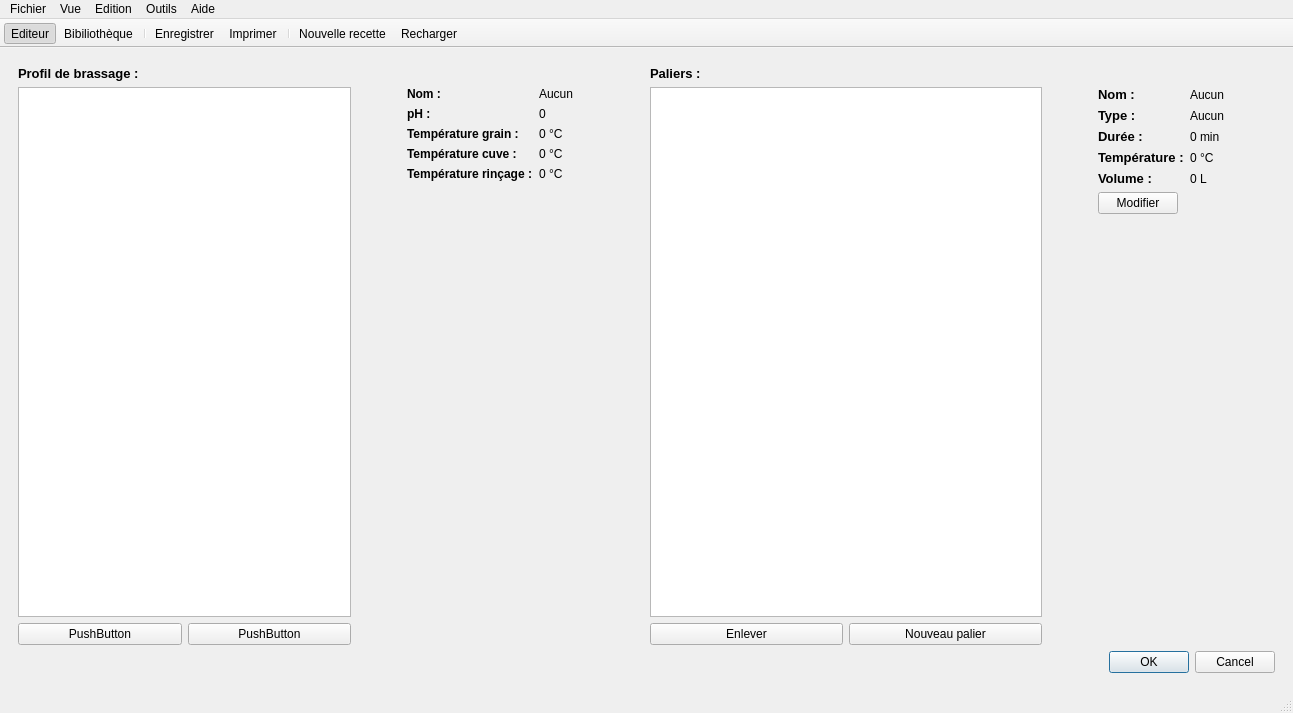
This is reader.ui in 314r/joliebulle as Qt 5 draws it before an edit. The edited form follows.
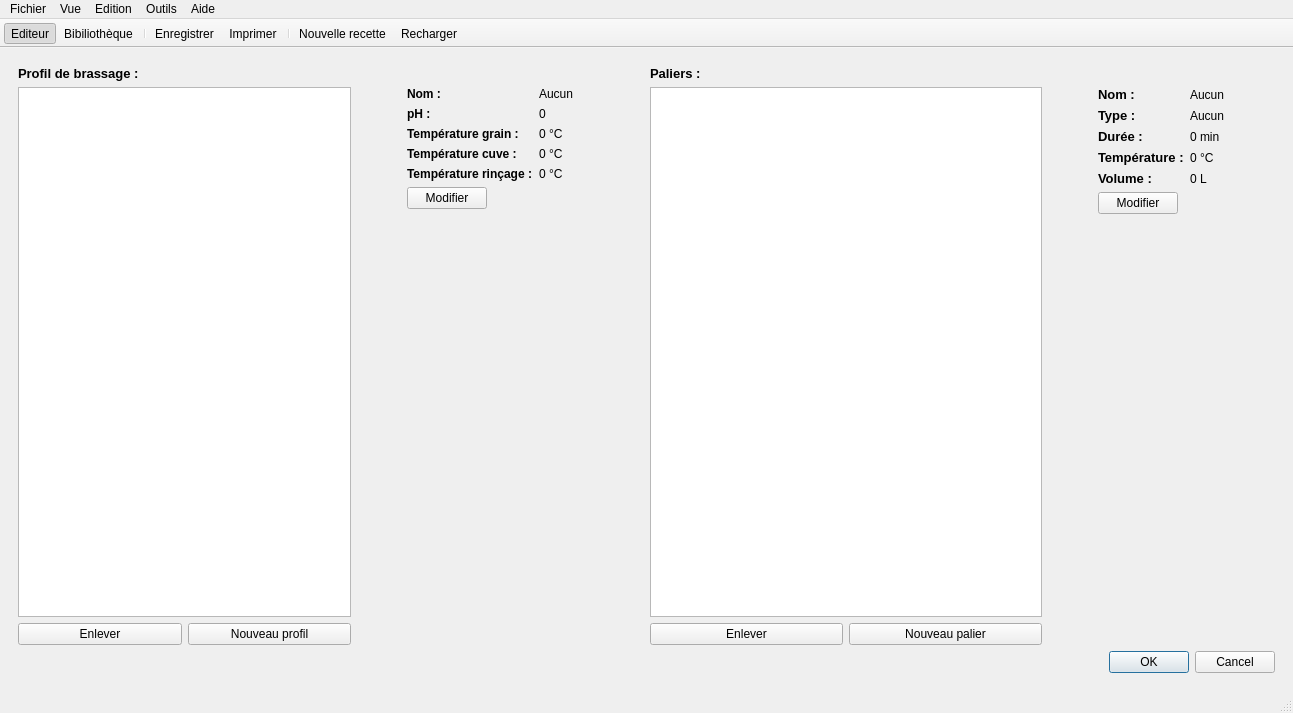
This is the edited form. The open tabs and pages were chosen to show the change. Icons and pictures are not drawn.

Commit message: mash reload à finir

```diff
--- a/reader.ui
+++ b/reader.ui
@@ -885,14 +885,14 @@
                 <item>
                  <widget class="QPushButton" name="pushButton_2">
                   <property name="text">
-                   <string>PushButton</string>
+                   <string>Enlever</string>
                   </property>
                  </widget>
                 </item>
                 <item>
                  <widget class="QPushButton" name="pushButton_3">
                   <property name="text">
-                   <string>PushButton</string>
+                   <string>Nouveau profil</string>
                   </property>
                  </widget>
                 </item>
@@ -978,6 +978,13 @@
                 </property>
                </widget>
               </item>
+              <item row="5" column="0">
+               <widget class="QPushButton" name="pushButtonMashEdit">
+                <property name="text">
+                 <string>Modifier</string>
+                </property>
+               </widget>
+              </item>
              </layout>
             </item>
            </layout>
```
Left out of the diff: 4 changed lines with no effect on the pictures. The commit also changes 2 other files.
